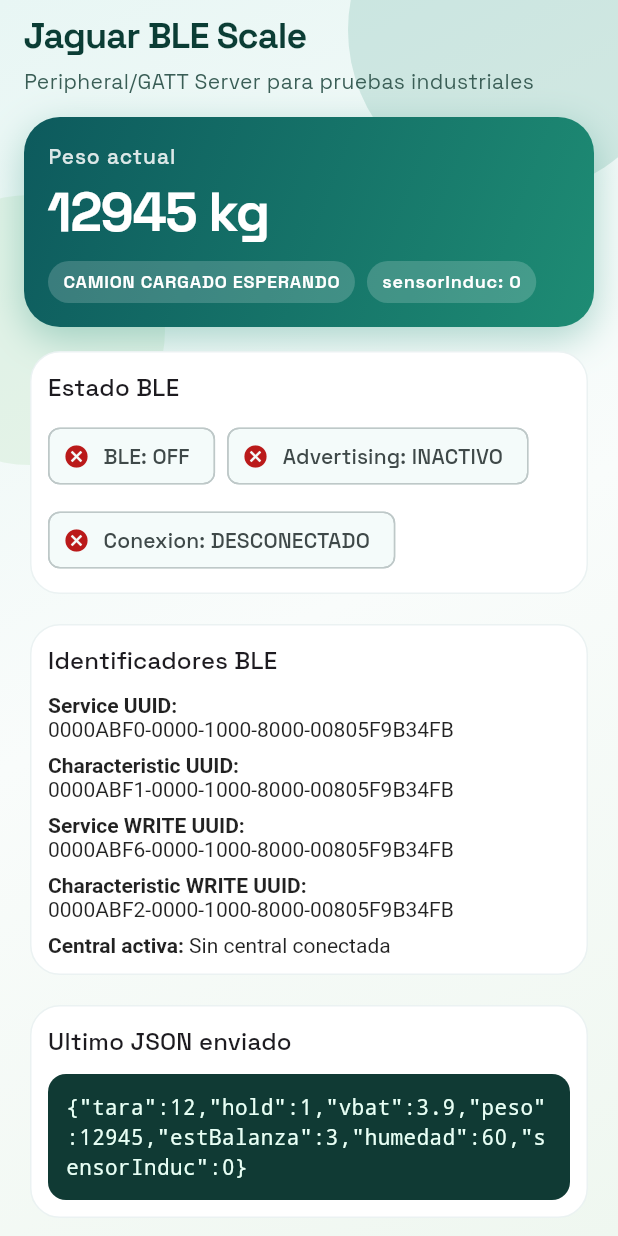
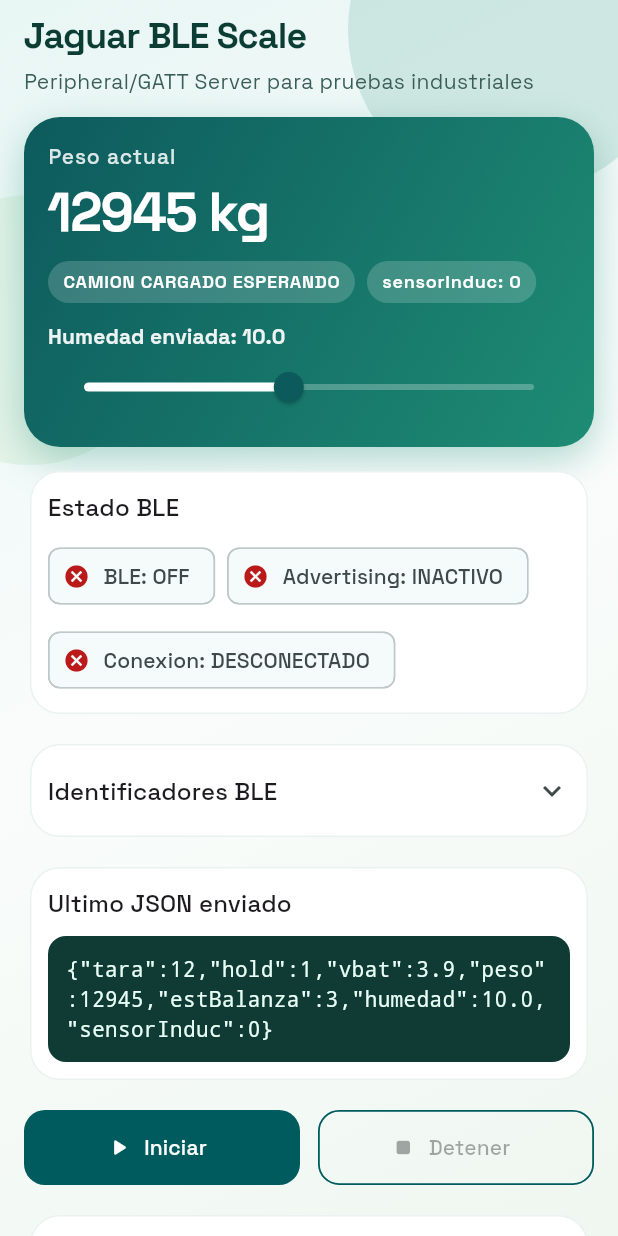
Before and after one commit to Tirano61/test_jaguar, a Flutter app: the screen it shows after launch, on a phone screen of 412 x 824 dp. Run offline on Flutter 3.47's test engine with Material 3 defaults, Android fonts, the phone set to English and light mode, and no system bars; our stand-ins replace google_fonts; missing offline and left inert: bluetooth_low_energy.

Commit message:
Selector para enviar la humedad

```diff
--- /dev/null
+++ b/lib/application/use_cases/set_humidity_use_case.dart
@@ -0,0 +1,9 @@
+import 'package:test_jaguar/application/services/simulator_orchestrator.dart';
+
+class SetHumidityUseCase {
+  const SetHumidityUseCase(this._orchestrator);
+
+  final SimulatorOrchestrator _orchestrator;
+
+  Future<void> call(double value) => _orchestrator.setHumidity(value);
+}
--- a/lib/bootstrap.dart
+++ b/lib/bootstrap.dart
@@ -6,6 +6,7 @@
 import 'package:google_fonts/google_fonts.dart';
 import 'package:test_jaguar/application/services/simulator_orchestrator.dart';
 import 'package:test_jaguar/application/use_cases/observe_simulator_status_use_case.dart';
+import 'package:test_jaguar/application/use_cases/set_humidity_use_case.dart';
 import 'package:test_jaguar/application/use_cases/start_simulation_use_case.dart';
 import 'package:test_jaguar/application/use_cases/stop_simulation_use_case.dart';
 import 'package:test_jaguar/domain/services/linear_weight_interpolation_service.dart';
@@ -50,6 +51,7 @@
       startSimulationUseCase: StartSimulationUseCase(orchestrator),
       stopSimulationUseCase: StopSimulationUseCase(orchestrator),
       observeStatusUseCase: ObserveSimulatorStatusUseCase(orchestrator),
+      setHumidityUseCase: SetHumidityUseCase(orchestrator),
     );
 
     runApp(_AppRoot(
--- a/lib/domain/entities/scale_measurement.dart
+++ b/lib/domain/entities/scale_measurement.dart
@@ -14,7 +14,7 @@
   final double vbat;
   final int peso;
   final int estBalanza;
-  final int humedad;
+  final double humedad;
   final int sensorInduc;
 
   ScaleMeasurement copyWith({
@@ -23,7 +23,7 @@
     double? vbat,
     int? peso,
     int? estBalanza,
-    int? humedad,
+    double? humedad,
     int? sensorInduc,
   }) {
     return ScaleMeasurement(
@@ -55,7 +55,7 @@
     vbat: 3.9,
     peso: 0,
     estBalanza: 3,
-    humedad: 60,
+    humedad: 10.0,
     sensorInduc: 0,
   );
 
--- a/lib/domain/services/simulation_domain_service.dart
+++ b/lib/domain/services/simulation_domain_service.dart
@@ -97,7 +97,7 @@
       vbat: 3.9,
       peso: weight,
       estBalanza: 3,
-      humedad: 60,
+      humedad: 10.0,
       sensorInduc: sensorInducForPhase(phase),
     );
   }
--- a/lib/presentation/controllers/simulator_controller.dart
+++ b/lib/presentation/controllers/simulator_controller.dart
@@ -3,6 +3,7 @@
 import 'package:flutter/foundation.dart';
 import 'package:test_jaguar/application/dto/simulator_status_dto.dart';
 import 'package:test_jaguar/application/use_cases/observe_simulator_status_use_case.dart';
+import 'package:test_jaguar/application/use_cases/set_humidity_use_case.dart';
 import 'package:test_jaguar/application/use_cases/start_simulation_use_case.dart';
 import 'package:test_jaguar/application/use_cases/stop_simulation_use_case.dart';
 import 'package:test_jaguar/core/constants/ble_constants.dart';
@@ -14,15 +15,18 @@
     required StartSimulationUseCase startSimulationUseCase,
     required StopSimulationUseCase stopSimulationUseCase,
     required ObserveSimulatorStatusUseCase observeStatusUseCase,
+    required SetHumidityUseCase setHumidityUseCase,
   })  : _startSimulationUseCase = startSimulationUseCase,
         _stopSimulationUseCase = stopSimulationUseCase,
-        _observeStatusUseCase = observeStatusUseCase {
+        _observeStatusUseCase = observeStatusUseCase,
+        _setHumidityUseCase = setHumidityUseCase {
     _bind();
   }
 
   final StartSimulationUseCase _startSimulationUseCase;
   final StopSimulationUseCase _stopSimulationUseCase;
   final ObserveSimulatorStatusUseCase _observeStatusUseCase;
+  final SetHumidityUseCase _setHumidityUseCase;
 
   StreamSubscription<SimulatorStatusDto>? _statusSubscription;
 
@@ -38,6 +42,8 @@
   Future<void> startSimulation() => _startSimulationUseCase();
 
   Future<void> stopSimulation() => _stopSimulationUseCase();
+
+  Future<void> setHumidity(double value) => _setHumidityUseCase(value);
 
   @override
   void dispose() {
@@ -57,6 +63,7 @@
         phaseName: status.phase.label,
         weight: status.measurement.peso,
         sensorInduc: status.measurement.sensorInduc,
+        humidity: status.measurement.humedad,
         lastJson: status.lastJson,
         logs: status.logs,
       );
--- a/lib/presentation/pages/simulator_page.dart
+++ b/lib/presentation/pages/simulator_page.dart
@@ -77,6 +77,8 @@
                       weight: state.weight,
                       phase: state.phaseName,
                       sensorInduc: state.sensorInduc,
+                      humidity: state.humidity,
+                      onHumidityChanged: controller.setHumidity,
                     ),
                     const SizedBox(height: 12),
                     _SectionCard(
@@ -107,14 +109,36 @@
                       ),
                     ),
                     const SizedBox(height: 12),
-                    _SectionCard(
-                      title: 'Identificadores BLE',
-                      child: Column(
+                    Card(
+                      child: Theme(
+                        data: Theme.of(context).copyWith(
+                          dividerColor: Colors.transparent,
+                        ),
+                        child: ExpansionTile(
+                          tilePadding: const EdgeInsets.symmetric(
+                            horizontal: 12,
+                            vertical: 2,
+                          ),
+                          childrenPadding: const EdgeInsets.fromLTRB(
+                            12,
+                            0,
+                            12,
+                            12,
+                          ),
+                          title: Text(
+                            'Identificadores BLE',
+                            style: Theme.of(context).textTheme.titleMedium,
+                          ),
+                          children: <Widget>[
+                            Column(
                               crossAxisAlignment: CrossAxisAlignment.start,
                               children: <Widget>[
                                 _kv('Service UUID', state.serviceUuid),
                                 const SizedBox(height: 8),
-                          _kv('Characteristic UUID', state.characteristicUuid),
+                                _kv(
+                                  'Characteristic UUID',
+                                  state.characteristicUuid,
+                                ),
                                 const SizedBox(height: 8),
                                 _kv('Service WRITE UUID', state.serviceWriteUuid),
                                 const SizedBox(height: 8),
@@ -125,9 +149,13 @@
                                 const SizedBox(height: 8),
                                 _kv(
                                   'Central activa',
-                            state.connectedDeviceId ?? 'Sin central conectada',
+                                  state.connectedDeviceId ??
+                                      'Sin central conectada',
                                 ),
                               ],
+                            ),
+                          ],
+                        ),
                       ),
                     ),
                     const SizedBox(height: 12),
@@ -313,11 +341,15 @@
     required this.weight,
     required this.phase,
     required this.sensorInduc,
+    required this.humidity,
+    required this.onHumidityChanged,
   });
 
   final int weight;
   final String phase;
   final int sensorInduc;
+  final double humidity;
+  final ValueChanged<double> onHumidityChanged;
 
   @override
   Widget build(BuildContext context) {
@@ -366,6 +398,37 @@
               _HeroBadge(label: 'sensorInduc: $sensorInduc'),
             ],
           ),
+          const SizedBox(height: 12),
+          Text(
+            'Humedad enviada: ${humidity.toStringAsFixed(1)}',
+            style: Theme.of(context).textTheme.labelLarge?.copyWith(
+                  color: Colors.white.withValues(alpha: 0.92),
+                  fontWeight: FontWeight.w700,
+                ),
+          ),
+          SliderTheme(
+            data: SliderTheme.of(context).copyWith(
+              activeTrackColor: Colors.white,
+              inactiveTrackColor: Colors.white.withValues(alpha: 0.26),
+              thumbColor: const Color(0xFF0D5A5D),
+              overlayColor: Colors.white.withValues(alpha: 0.16),
+              valueIndicatorColor: Colors.white,
+              valueIndicatorTextStyle: const TextStyle(
+                color: Color(0xFF0D5A5D),
+                fontWeight: FontWeight.w700,
+              ),
+            ),
+            child: Slider(
+              min: 0.0,
+              max: 22.0,
+              divisions: 220,
+              value: humidity.clamp(0.0, 22.0),
+              label: humidity.toStringAsFixed(1),
+              onChanged: (double value) {
+                onHumidityChanged(double.parse(value.toStringAsFixed(1)));
+              },
+            ),
+          ),
         ],
       ),
     );
--- a/lib/presentation/state/simulator_view_state.dart
+++ b/lib/presentation/state/simulator_view_state.dart
@@ -9,6 +9,7 @@
     required this.phaseName,
     required this.weight,
     required this.sensorInduc,
+    required this.humidity,
     required this.serviceUuid,
     required this.characteristicUuid,
     required this.serviceWriteUuid,
@@ -26,6 +27,7 @@
   final String phaseName;
   final int weight;
   final int sensorInduc;
+  final double humidity;
   final String serviceUuid;
   final String characteristicUuid;
   final String serviceWriteUuid;
@@ -43,6 +45,7 @@
     phaseName: 'loadedWaiting',
     weight: 0,
     sensorInduc: 0,
+    humidity: 10.0,
     serviceUuid: '',
     characteristicUuid: '',
     serviceWriteUuid: '',
@@ -61,6 +64,7 @@
     String? phaseName,
     int? weight,
     int? sensorInduc,
+    double? humidity,
     String? serviceUuid,
     String? characteristicUuid,
     String? serviceWriteUuid,
@@ -78,6 +82,7 @@
       phaseName: phaseName ?? this.phaseName,
       weight: weight ?? this.weight,
       sensorInduc: sensorInduc ?? this.sensorInduc,
+      humidity: humidity ?? this.humidity,
       serviceUuid: serviceUuid ?? this.serviceUuid,
       characteristicUuid: characteristicUuid ?? this.characteristicUuid,
       serviceWriteUuid: serviceWriteUuid ?? this.serviceWriteUuid,
```
Also changed, not shown: lib/application/services/simulator_orchestrator.dart (+29 -2 lines). Lines whose indentation alone changed are shown as unchanged.
